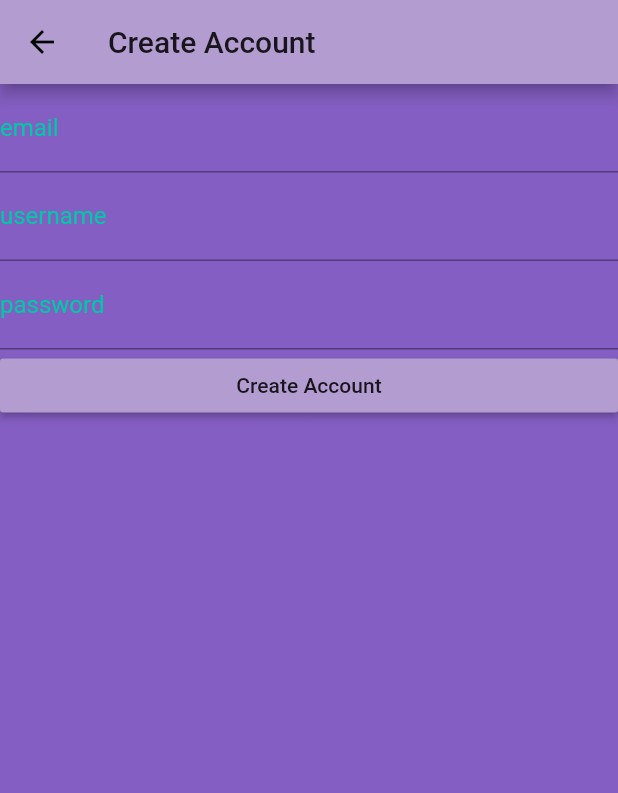
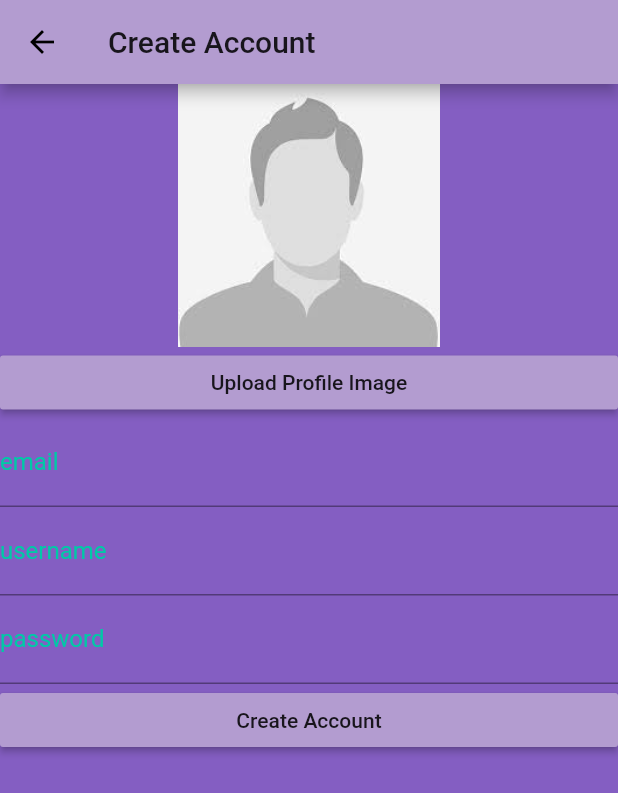
Before and after one commit to minalear/QuizMeApp, a Flutter app: the SignUpPage screen opened directly, on a phone screen of 412 x 824 dp. Shown: the top 793 px of the screen. Run offline on Flutter 3.47's test engine with Material 2 defaults, Android fonts, the phone set to English and light mode, and no system bars; our stand-ins replace cached_network_image, cloud_firestore, firebase_auth, firebase_storage, image_picker, tuple; accounts and stored records are empty.

Commit message:
Image uploading and showing works (tentatively)

```diff
--- a/lib/controller/loginpage_controller.dart
+++ b/lib/controller/loginpage_controller.dart
@@ -46,6 +46,7 @@ class LoginPageController {
     // Login success => Read user profile
     try {
       user = await MyFirebase.readProfile(user.uid);
+      user.profileImage = await MyFirebase.getProfileImage(user.uid);
     } catch (e) {
       PopUp.info(
         context: state.context,
--- a/lib/controller/myfirebase.dart
+++ b/lib/controller/myfirebase.dart
@@ -1,5 +1,8 @@
+import 'dart:io';
 import 'package:firebase_auth/firebase_auth.dart';
 import 'package:cloud_firestore/cloud_firestore.dart';
+import 'package:firebase_storage/firebase_storage.dart';
+import 'package:flutter/cupertino.dart';
 import '../model/user.dart';
 import '../model/studyguide.dart';
 import '../model/quiz.dart';
@@ -41,6 +44,20 @@ class MyFirebase {
     await Firestore.instance.collection(User.PROFILE_COLLECTION)
       .document(user.uid)
       .setData(user.serialize());
+  }
+
+  // Image Handling
+  static Future<String> uploadProfileImage(File image, String uid) async {
+    var ref = FirebaseStorage.instance.ref().child("profile_image/" + uid);
+    var task = ref.putFile(image);
+    var snapshot = await task.onComplete;
+    return snapshot.ref.getDownloadURL().toString();
+  }
+  static Future<NetworkImage> getProfileImage(String uid) async {
+    var ref = FirebaseStorage.instance.ref().child("profile_image/" + uid);
+    var uri = (await ref.getDownloadURL()).toString();
+    print("URI ===> " + uri);
+    return NetworkImage(uri);
   }
 
   // Study Guide Handling
--- a/lib/model/user.dart
+++ b/lib/model/user.dart
@@ -1,3 +1,4 @@
+import 'package:flutter/cupertino.dart';
 import 'quiz.dart';
 import 'studyguide.dart';
 
@@ -6,6 +7,7 @@ class User {
   String email;
   String password;
   String uid;
+  NetworkImage profileImage;
   List<String> following;
   List<String> followers;
 
--- a/lib/view/profilepage.dart
+++ b/lib/view/profilepage.dart
@@ -16,13 +16,13 @@ class ProfilePage extends StatelessWidget {
         child: Column(
           mainAxisAlignment: MainAxisAlignment.center,
           children: <Widget>[
-            CachedNetworkImage(
-              imageUrl: 'https://encrypted-tbn0.gstatic.com/images?q=tbn:ANd9GcRHkxm4rKAN-JerP0Nbo9m698yZoRuvJpATZjo2WQc8L3Z_sGsW&s',
+            /*CachedNetworkImage(
+              imageUrl: user.profileImageUri,
               placeholder: (context, url) => CircularProgressIndicator(),
               errorWidget: (context, url, error) => Icon(Icons.error_outline, size: 250),
               width: 250,
               height: 250,
-            ),
+            ),*/
             Container(
               child: Text(user.username, style: TextStyle(fontSize: 35)),
               padding: EdgeInsets.only(top: 10),
--- a/lib/view/signuppage.dart
+++ b/lib/view/signuppage.dart
@@ -1,6 +1,7 @@
 import 'package:flutter/material.dart';
 import '../controller/signuppage_controller.dart';
 import '../controller/validator.dart';
+import 'dart:io';
 
 class SignUpPage extends StatefulWidget {
   @override
@@ -12,6 +13,8 @@ class SignUpPage extends StatefulWidget {
 class SignUpPageState extends State<SignUpPage> {
   SignUpPageController controller;
   var formKey = GlobalKey<FormState>();
+  File profileImage;
+  bool profileImageSet = false;
 
   SignUpPageState() {
     controller = SignUpPageController(this);
@@ -27,7 +30,18 @@ class SignUpPageState extends State<SignUpPage> {
       body: Form (
         key: formKey,
         child: ListView(
+          shrinkWrap: true,
           children: <Widget>[
+            Container(
+              height: 175,
+              child: profileImageSet ?
+                Image.file(profileImage, width: 250, height: 175) :
+                Image.asset('assets/default_profile.jpg'),
+            ),
+            RaisedButton(
+              child: Text('Upload Profile Image'),
+              onPressed: controller.uploadProfileImage,
+            ),
             TextFormField(
               initialValue: '',
               autocorrect:  false,
--- a/pubspec.yaml
+++ b/pubspec.yaml
@@ -25,6 +25,8 @@ dependencies:
   cloud_firestore: ^0.12.9
   cached_network_image: ^1.1.1
   tuple: ^1.0.3
+  image_picker: ^0.4.12+1
+  firebase_storage: ^3.0.8
 
   # The following adds the Cupertino Icons font to your application.
   # Use with the CupertinoIcons class for iOS style icons.
@@ -51,6 +53,7 @@ flutter:
     - assets/quizme-logo-banner.png
     - assets/notecard.png
     - assets/notecard-back.png
+    - assets/default_profile.jpg
 
   # An image asset can refer to one or more resolution-specific "variants", see
   # https://flutter.dev/assets-and-images/#resolution-aware.
```
Also changed, not shown: lib/controller/signuppage_controller.dart (+17 -0 lines), lib/view/homepage.dart (+7 -6 lines), assets/default_profile.jpg (added), pubspec.lock, 1 other file.
